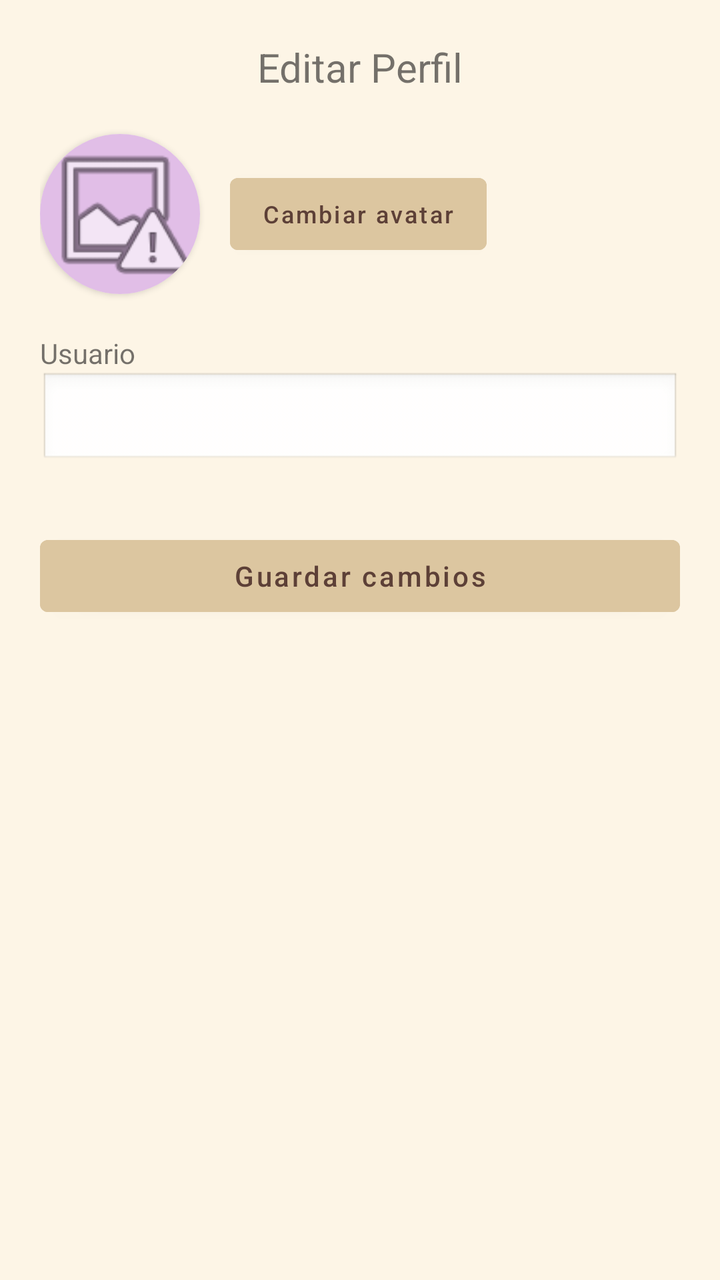
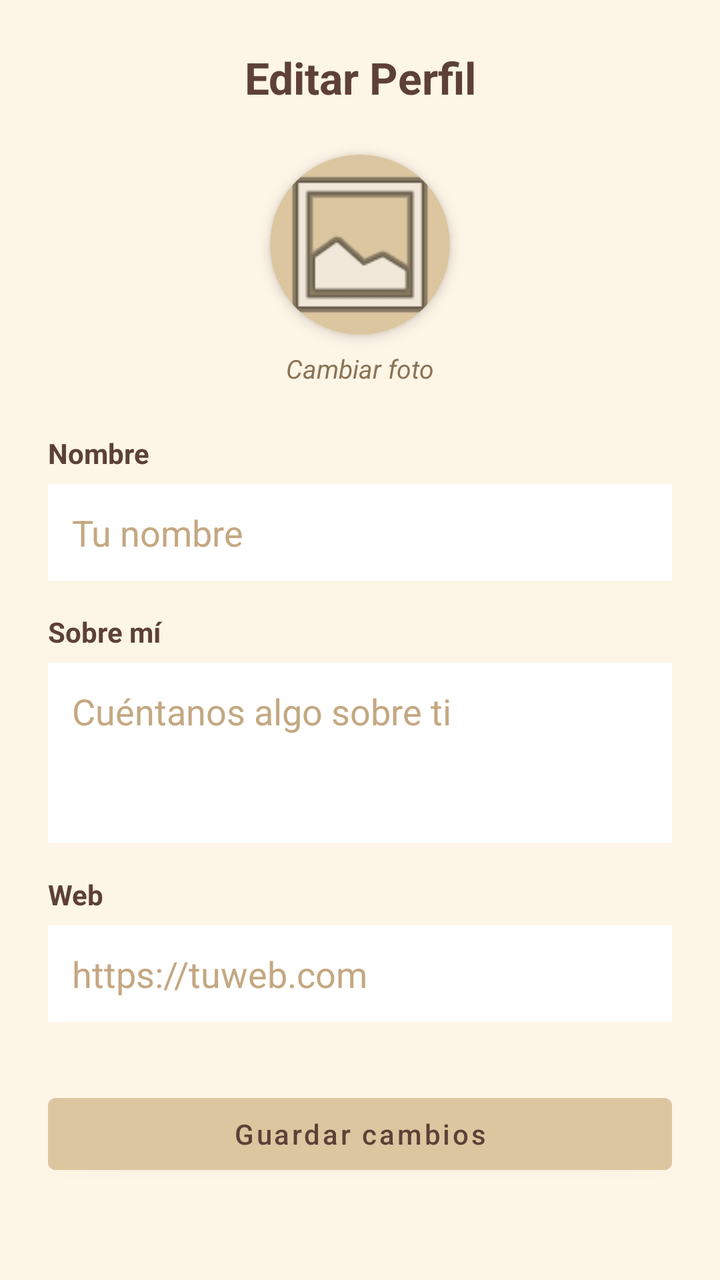

Screens rendered from an Android XML layout before and after an edit, with the pre-edit source and the edit as a unified diff.
<!-- AndroidManifest.xml: application theme Theme.TFG_2025 -->
<!-- res/layout/fragment_editar_perfil.xml -->
<?xml version="1.0" encoding="utf-8"?>
<ScrollView xmlns:android="http://schemas.android.com/apk/res/android"
    xmlns:app="http://schemas.android.com/apk/res-auto"
    android:layout_width="match_parent"
    android:layout_height="match_parent"
    android:background="#FDF5E6"
    android:fillViewport="true">

    <androidx.constraintlayout.widget.ConstraintLayout
        android:layout_width="match_parent"
        android:layout_height="wrap_content"
        android:padding="20dp">

        <TextView
            android:id="@+id/tv_edit_title"
            android:layout_width="wrap_content"
            android:layout_height="wrap_content"
            android:text="Editar Perfil"
            android:textSize="20sp"
            app:layout_constraintEnd_toEndOf="parent"
            app:layout_constraintStart_toStartOf="parent"
            app:layout_constraintTop_toTopOf="parent" />

        <androidx.cardview.widget.CardView
            android:id="@+id/card_edit_avatar"
            android:layout_width="80dp"
            android:layout_height="80dp"
            android:layout_marginTop="20dp"
            app:cardCornerRadius="40dp"
            app:layout_constraintStart_toStartOf="parent"
            app:layout_constraintTop_toBottomOf="@id/tv_edit_title">
            <ImageView
                android:layout_width="match_parent"
                android:layout_height="match_parent"
                android:src="@android:drawable/ic_menu_report_image"
                android:background="#E1BEE7"/>
        </androidx.cardview.widget.CardView>

        <Button
            android:id="@+id/btn_cambiar_avatar"
            android:layout_width="wrap_content"
            android:layout_height="wrap_content"
            android:layout_marginStart="15dp"
            android:backgroundTint="#DCC6A0"
            android:text="Cambiar avatar"
            android:textSize="12sp"
            android:textAllCaps="false"
            android:textColor="#5D4037"
            app:layout_constraintBottom_toBottomOf="@id/card_edit_avatar"
            app:layout_constraintStart_toEndOf="@id/card_edit_avatar"
            app:layout_constraintTop_toTopOf="@id/card_edit_avatar" />

        <TextView
            android:id="@+id/lbl_usuario"
            android:layout_width="wrap_content"
            android:layout_height="wrap_content"
            android:layout_marginTop="20dp"
            android:text="Usuario"
            app:layout_constraintStart_toStartOf="parent"
            app:layout_constraintTop_toBottomOf="@id/card_edit_avatar" />

        <EditText
            android:id="@+id/et_edit_usuario"
            android:layout_width="match_parent"
            android:layout_height="wrap_content"
            android:background="@android:drawable/edit_text"
            android:padding="10dp"
            app:layout_constraintTop_toBottomOf="@id/lbl_usuario" />

        <Button
            android:id="@+id/btn_guardar_cambios"
            android:layout_width="match_parent"
            android:layout_height="wrap_content"
            android:layout_marginTop="30dp"
            android:backgroundTint="#DCC6A0"
            android:text="Guardar cambios"
            android:textAllCaps="false"
            android:textColor="#5D4037"
            app:layout_constraintTop_toBottomOf="@id/et_edit_usuario" />

    </androidx.constraintlayout.widget.ConstraintLayout>
</ScrollView>
<!-- resources referenced by this layout -->
<resources>
  <style name="Theme.TFG_2025" parent="Theme.MaterialComponents.Light.NoActionBar">
          <item name="colorPrimary">@color/boton_primario</item>
          <item name="android:windowBackground">@color/fondo_crema</item>
          <item name="android:statusBarColor">@color/fondo_crema</item>
          <item name="android:windowLightStatusBar">true</item>
      </style>
  <color name="boton_primario">#8D6E63</color>
  <color name="fondo_crema">#F5F5DC</color>
</resources>

<!-- the commit's change to res/layout/fragment_editar_perfil.xml (unified diff, before → after) -->
@@ -3,80 +3,140 @@
     xmlns:app="http://schemas.android.com/apk/res-auto"
     android:layout_width="match_parent"
     android:layout_height="match_parent"
-    android:background="#FDF5E6"
-    android:fillViewport="true">
+    android:background="#FDF5E6">
 
     <androidx.constraintlayout.widget.ConstraintLayout
         android:layout_width="match_parent"
         android:layout_height="wrap_content"
-        android:padding="20dp">
+        android:padding="24dp">
 
         <TextView
             android:id="@+id/tv_edit_title"
             android:layout_width="wrap_content"
             android:layout_height="wrap_content"
             android:text="Editar Perfil"
-            android:textSize="20sp"
+            android:textSize="22sp"
+            android:textStyle="bold"
+            android:textColor="#5D4037"
             app:layout_constraintEnd_toEndOf="parent"
             app:layout_constraintStart_toStartOf="parent"
             app:layout_constraintTop_toTopOf="parent" />
 
         <androidx.cardview.widget.CardView
-            android:id="@+id/card_edit_avatar"
-            android:layout_width="80dp"
-            android:layout_height="80dp"
-            android:layout_marginTop="20dp"
-            app:cardCornerRadius="40dp"
+            android:id="@+id/card_avatar"
+            android:layout_width="90dp"
+            android:layout_height="90dp"
+            android:layout_marginTop="24dp"
+            app:cardCornerRadius="45dp"
+            app:cardElevation="4dp"
+            app:layout_constraintEnd_toEndOf="parent"
             app:layout_constraintStart_toStartOf="parent"
             app:layout_constraintTop_toBottomOf="@id/tv_edit_title">
+
             <ImageView
+                android:id="@+id/img_edit_avatar"
                 android:layout_width="match_parent"
                 android:layout_height="match_parent"
-                android:src="@android:drawable/ic_menu_report_image"
-                android:background="#E1BEE7"/>
+                android:scaleType="centerCrop"
+                android:src="@android:drawable/ic_menu_gallery"
+                android:background="#DCC6A0" />
         </androidx.cardview.widget.CardView>
 
-        <Button
-            android:id="@+id/btn_cambiar_avatar"
+        <TextView
+            android:id="@+id/tv_cambiar_foto"
             android:layout_width="wrap_content"
             android:layout_height="wrap_content"
-            android:layout_marginStart="15dp"
-            android:backgroundTint="#DCC6A0"
-            android:text="Cambiar avatar"
-            android:textSize="12sp"
-            android:textAllCaps="false"
-            android:textColor="#5D4037"
-            app:layout_constraintBottom_toBottomOf="@id/card_edit_avatar"
-            app:layout_constraintStart_toEndOf="@id/card_edit_avatar"
-            app:layout_constraintTop_toTopOf="@id/card_edit_avatar" />
+            android:layout_marginTop="8dp"
+            android:text="Cambiar foto"
+            android:textColor="#8B7355"
+            android:textSize="13sp"
+            android:textStyle="italic"
+            app:layout_constraintEnd_toEndOf="parent"
+            app:layout_constraintStart_toStartOf="parent"
+            app:layout_constraintTop_toBottomOf="@id/card_avatar" />
 
         <TextView
-            android:id="@+id/lbl_usuario"
-            android:layout_width="wrap_content"
+            android:id="@+id/lbl_nombre"
+            android:layout_width="match_parent"
             android:layout_height="wrap_content"
-            android:layout_marginTop="20dp"
-            android:text="Usuario"
+            android:layout_marginTop="24dp"
+            android:text="Nombre"
+            android:textColor="#5D4037"
+            android:textStyle="bold"
             app:layout_constraintStart_toStartOf="parent"
-            app:layout_constraintTop_toBottomOf="@id/card_edit_avatar" />
+            app:layout_constraintTop_toBottomOf="@id/tv_cambiar_foto" />
 
         <EditText
-            android:id="@+id/et_edit_usuario"
+            android:id="@+id/et_edit_nombre"
             android:layout_width="match_parent"
             android:layout_height="wrap_content"
-            android:background="@android:drawable/edit_text"
-            android:padding="10dp"
-            app:layout_constraintTop_toBottomOf="@id/lbl_usuario" />
+            android:layout_marginTop="6dp"
+            android:background="#FFFFFF"
+            android:padding="12dp"
+            android:hint="Tu nombre"
+            android:textColor="#5D4037"
+            android:textColorHint="#C4A882"
+            app:layout_constraintTop_toBottomOf="@id/lbl_nombre" />
+
+        <TextView
+            android:id="@+id/lbl_bio"
+            android:layout_width="match_parent"
+            android:layout_height="wrap_content"
+            android:layout_marginTop="16dp"
+            android:text="Sobre mí"
+            android:textColor="#5D4037"
+            android:textStyle="bold"
+            app:layout_constraintStart_toStartOf="parent"
+            app:layout_constraintTop_toBottomOf="@id/et_edit_nombre" />
+
+        <EditText
+            android:id="@+id/et_edit_bio"
+            android:layout_width="match_parent"
+            android:layout_height="wrap_content"
+            android:layout_marginTop="6dp"
+            android:background="#FFFFFF"
+            android:padding="12dp"
+            android:hint="Cuéntanos algo sobre ti"
+            android:textColor="#5D4037"
+            android:textColorHint="#C4A882"
+            android:minLines="3"
+            android:gravity="top"
+            app:layout_constraintTop_toBottomOf="@id/lbl_bio" />
+
+        <TextView
+            android:id="@+id/lbl_web"
+            android:layout_width="match_parent"
+            android:layout_height="wrap_content"
+            android:layout_marginTop="16dp"
+            android:text="Web"
+            android:textColor="#5D4037"
+            android:textStyle="bold"
+            app:layout_constraintStart_toStartOf="parent"
+            app:layout_constraintTop_toBottomOf="@id/et_edit_bio" />
+
+        <EditText
+            android:id="@+id/et_edit_web"
+            android:layout_width="match_parent"
+            android:layout_height="wrap_content"
+            android:layout_marginTop="6dp"
+            android:background="#FFFFFF"
+            android:padding="12dp"
+            android:hint="https://tuweb.com"
+            android:textColor="#5D4037"
+            android:textColorHint="#C4A882"
+            android:inputType="textUri"
+            app:layout_constraintTop_toBottomOf="@id/lbl_web" />
 
         <Button
             android:id="@+id/btn_guardar_cambios"
             android:layout_width="match_parent"
             android:layout_height="wrap_content"
-            android:layout_marginTop="30dp"
+            android:layout_marginTop="32dp"
             android:backgroundTint="#DCC6A0"
             android:text="Guardar cambios"
             android:textAllCaps="false"
             android:textColor="#5D4037"
-            app:layout_constraintTop_toBottomOf="@id/et_edit_usuario" />
+            app:layout_constraintTop_toBottomOf="@id/et_edit_web" />
 
     </androidx.constraintlayout.widget.ConstraintLayout>
 </ScrollView>
